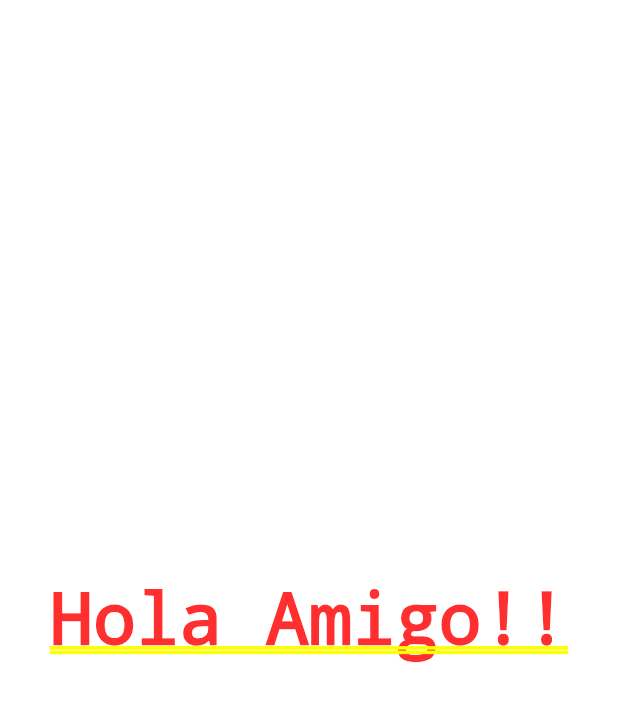
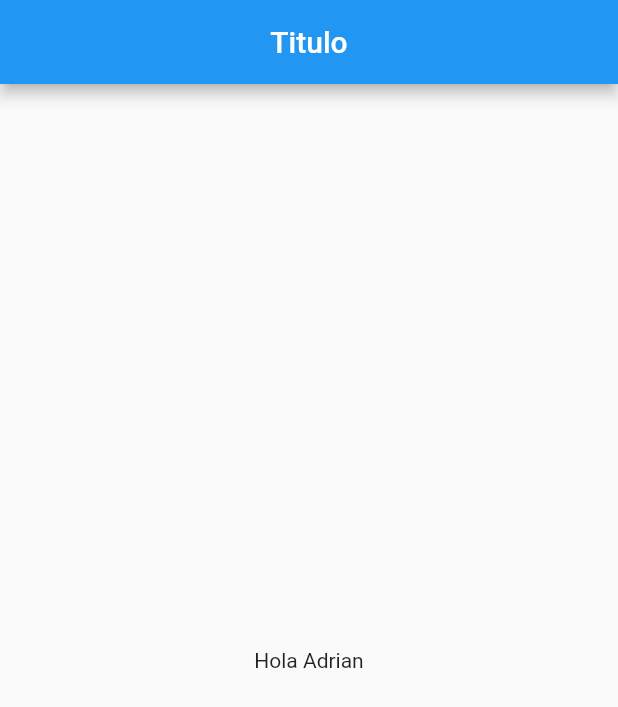
Before and after one commit to AdrianC47/Flutter-Una-introduccion-al-SDK-de-Google, a Flutter app: the screen it shows after launch, on a phone screen of 412 x 824 dp. Shown: the top 707 px of the screen. Run offline on Flutter 3.47's test engine with Material 2 defaults, Android fonts, the phone set to English and light mode, and no system bars.

Commit message:
Widget - Scaffold

```diff
--- a/Proyectos-Flutter/contador/lib/src/app.dart
+++ b/Proyectos-Flutter/contador/lib/src/app.dart
@@ -1,13 +1,15 @@
+import 'package:contador/src/pages/home_page.dart';
 import 'package:flutter/material.dart';
 
 
 class MyApp extends StatelessWidget {
   @override
-  Widget build(context) {
+  Widget build(BuildContext context) {
 
     return MaterialApp(
       home: Center(
-        child: Text("Hola Amigo!!"),
+        // child: Text("Hola Amigo!!"),
+        child: HomePage(), //llamo a mi clase HomePage que tiene el Widget
       ),
     );
 
--- /dev/null
+++ b/Proyectos-Flutter/contador/lib/src/pages/home_page.dart
@@ -0,0 +1,18 @@
+import 'package:flutter/material.dart';
+
+class HomePage extends StatelessWidget{
+
+  @override
+  Widget build(BuildContext context) {
+
+    return Scaffold(
+      appBar: AppBar( // Una app bar para mostrarla al tope del Scaffold
+        title: Text("Titulo"),
+        centerTitle: true,
+      ) ,
+        body: Center(
+          child: Text("Hola Adrian"),
+        ),
+    ); //
+  }
+}
```
Also changed, not shown: 1 other file.
